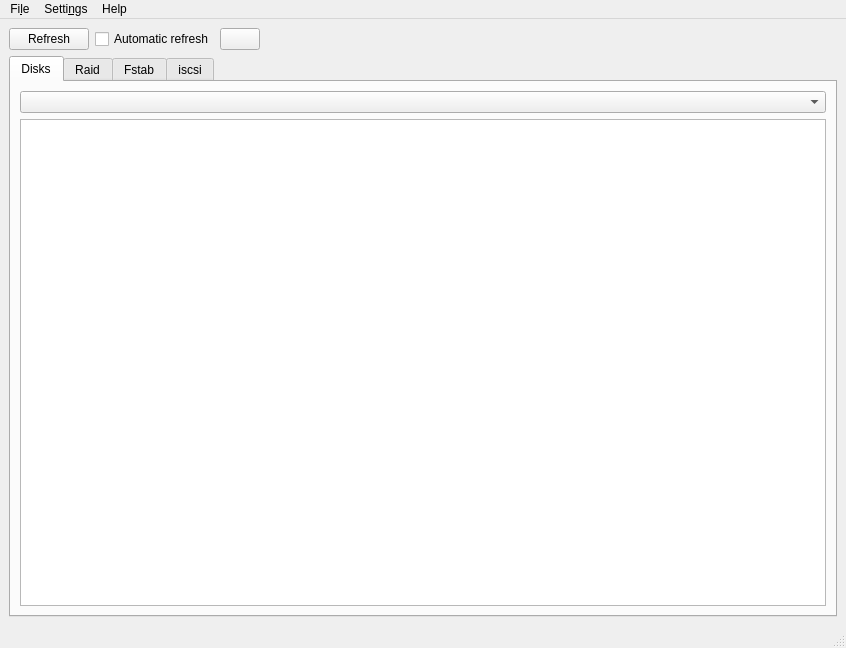
The window that ui/main.ui (iddekingej/blgui) describes before a commit, drawn with Qt 5.
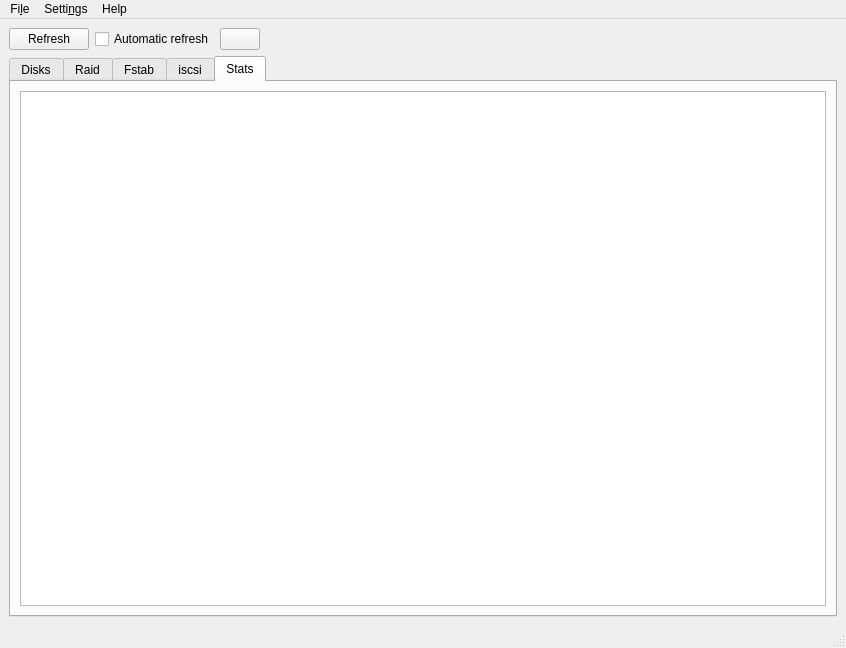
The same window after the commit. The open tabs and pages were chosen to show the change. Icons and pictures are not drawn.

Commit message: *Disk stats

```diff
--- a/ui/main.ui
+++ b/ui/main.ui
@@ -100,6 +100,9 @@
         <property name="styleSheet">
          <string notr="true"/>
         </property>
+        <property name="tabShape">
+         <enum>QTabWidget::Rounded</enum>
+        </property>
         <property name="currentIndex">
          <number>0</number>
         </property>
@@ -253,6 +256,16 @@
           </item>
          </layout>
         </widget>
+        <widget class="QWidget" name="tab">
+         <attribute name="title">
+          <string>Stats</string>
+         </attribute>
+         <layout class="QHBoxLayout" name="horizontalLayout_6">
+          <item>
+           <widget class="QTableView" name="stats"/>
+          </item>
+         </layout>
+        </widget>
        </widget>
       </item>
      </layout>
```
The commit also changes 4 other files.
